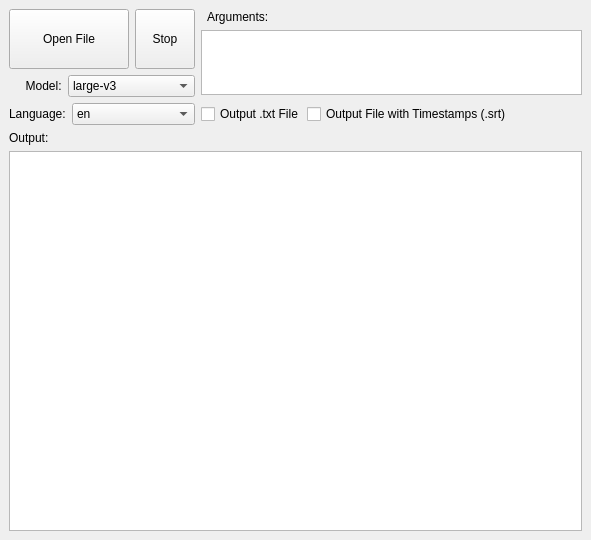
This is mainwindow.ui in mehtabmahir/easy-whisper-ui as Qt 5 draws it before an edit. The edited form follows.
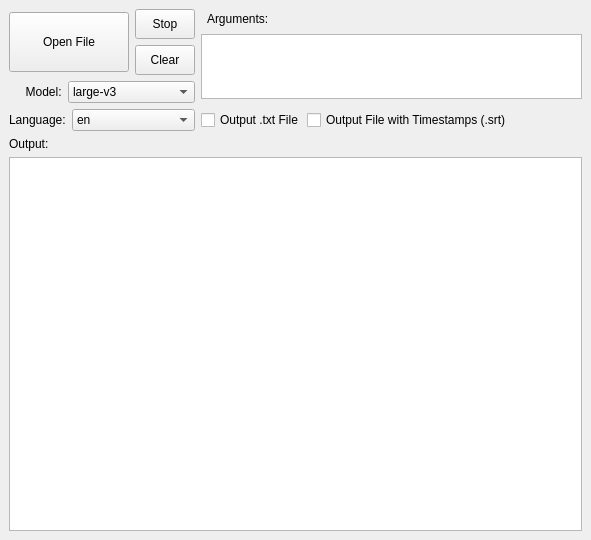
This is the edited form.

Commit message: Add button to clear console

```diff
--- a/mainwindow.ui
+++ b/mainwindow.ui
@@ -27,7 +27,7 @@
     </sizepolicy>
    </property>
    <layout class="QGridLayout" name="gridLayout">
-    <item row="0" column="0">
+    <item row="0" column="0" rowspan="2">
      <widget class="QPushButton" name="openFile">
       <property name="sizePolicy">
        <sizepolicy hsizetype="Fixed" vsizetype="Fixed">
@@ -63,13 +63,13 @@
       <property name="minimumSize">
        <size>
         <width>60</width>
-        <height>60</height>
+        <height>30</height>
        </size>
       </property>
       <property name="maximumSize">
        <size>
         <width>60</width>
-        <height>60</height>
+        <height>30</height>
        </size>
       </property>
       <property name="text">
@@ -77,7 +77,7 @@
       </property>
      </widget>
     </item>
-    <item row="0" column="2" rowspan="2">
+    <item row="0" column="2" rowspan="3">
      <layout class="QVBoxLayout" name="verticalLayout">
       <item>
        <widget class="QLabel" name="argumentsLabel">
@@ -131,7 +131,32 @@
       </item>
      </layout>
     </item>
-    <item row="1" column="0" rowspan="2" colspan="2">
+    <item row="1" column="1">
+     <widget class="QPushButton" name="clear">
+      <property name="sizePolicy">
+       <sizepolicy hsizetype="Fixed" vsizetype="Fixed">
+        <horstretch>0</horstretch>
+        <verstretch>0</verstretch>
+       </sizepolicy>
+      </property>
+      <property name="minimumSize">
+       <size>
+        <width>60</width>
+        <height>30</height>
+       </size>
+      </property>
+      <property name="maximumSize">
+       <size>
+        <width>60</width>
+        <height>30</height>
+       </size>
+      </property>
+      <property name="text">
+       <string>Clear</string>
+      </property>
+     </widget>
+    </item>
+    <item row="2" column="0" rowspan="2" colspan="2">
      <layout class="QVBoxLayout" name="verticalLayout_3">
       <item>
        <layout class="QHBoxLayout" name="horizontalLayout">
@@ -300,7 +325,7 @@
       </item>
      </layout>
     </item>
-    <item row="2" column="2">
+    <item row="3" column="2">
      <layout class="QHBoxLayout" name="horizontalLayout_3">
       <item>
        <widget class="QCheckBox" name="txtCheckbox">
@@ -336,7 +361,7 @@
       </item>
      </layout>
     </item>
-    <item row="3" column="0" colspan="3">
+    <item row="4" column="0" colspan="3">
      <layout class="QVBoxLayout" name="verticalLayout_2">
       <item>
        <widget class="QLabel" name="outputLabel">
```
The commit also changes 2 other files.
